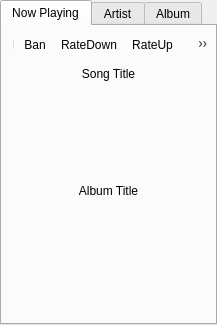
The window that src/info.ui (DrMoriarty/cuberok) describes before a commit, drawn with Qt 5.
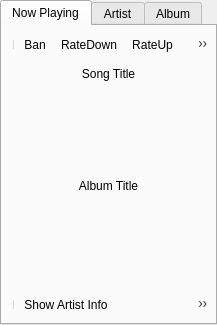
The same window after the commit. Icons and pictures are not drawn. Custom widgets are drawn as their Qt base class.

The edit to the form file:
```diff
--- a/src/info.ui
+++ b/src/info.ui
@@ -251,6 +251,12 @@
                  <property name="scaledContents" >
                   <bool>true</bool>
                  </property>
+                 <property name="alignment" >
+                  <set>Qt::AlignCenter</set>
+                 </property>
+                </widget>
+               </item>
+              </layout>
                 </widget>
                </item>
                <item>
@@ -305,9 +311,6 @@
                  </layout>
                 </widget>
                </item>
-              </layout>
-             </widget>
-            </item>
             <item>
              <spacer>
               <property name="orientation" >
@@ -345,6 +348,14 @@
          </item>
         </layout>
        </item>
+       <item>
+        <widget class="QToolBar" name="col_toolbar2" >
+         <addaction name="separator" />
+         <addaction name="actionShowArtistInfo" />
+         <addaction name="actionShowAlbumInfo" />
+         <addaction name="actionShowLyrics" />
+        </widget>
+       </item>
       </layout>
      </widget>
      <widget class="QWidget" name="tab_2" >
@@ -458,6 +469,30 @@
     <string>Ban</string>
    </property>
   </action>
+  <action name="actionShowArtistInfo" >
+   <property name="icon" >
+    <iconset resource="resource.qrc" >:/icons/def_artist.png</iconset>
+   </property>
+   <property name="text" >
+    <string>Show Artist Info</string>
+   </property>
+  </action>
+  <action name="actionShowAlbumInfo" >
+   <property name="icon" >
+    <iconset resource="resource.qrc" >:/icons/def_album.png</iconset>
+   </property>
+   <property name="text" >
+    <string>Show Album Info</string>
+   </property>
+  </action>
+  <action name="actionShowLyrics" >
+   <property name="icon" >
+    <iconset resource="resource.qrc" >:/icons/def_song.png</iconset>
+   </property>
+   <property name="text" >
+    <string>Show Lyrics</string>
+   </property>
+  </action>
  </widget>
  <customwidgets>
   <customwidget>
```
Left out of the diff: 48 changed lines with no effect on the pictures. Lines whose indentation alone changed are shown as unchanged.
